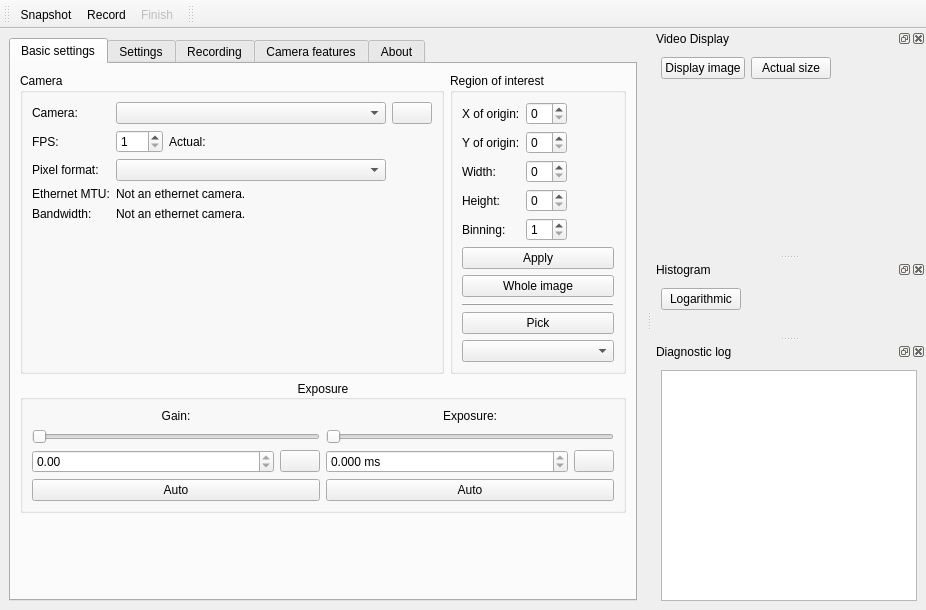
Qt form src/mainwindow.ui (AD-Vega/qarv) before a commit.
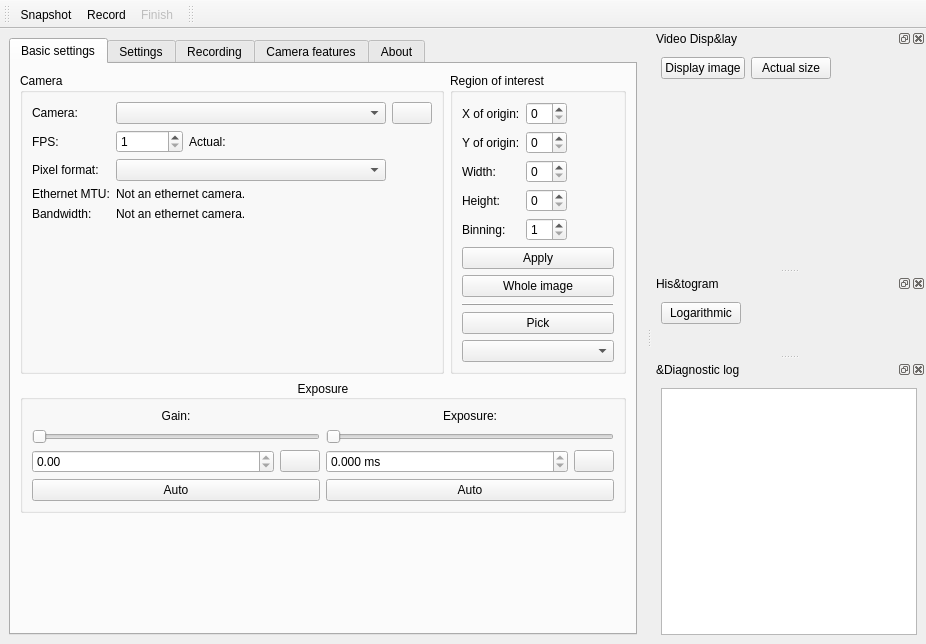
The same form after that commit. Icons and pictures are not drawn. Custom widgets are drawn as their Qt base class.

Diff of the .ui file:
```diff
--- a/src/mainwindow.ui
+++ b/src/mainwindow.ui
@@ -7,7 +7,7 @@
     <x>0</x>
     <y>0</y>
     <width>926</width>
-    <height>610</height>
+    <height>644</height>
    </rect>
   </property>
   <property name="windowTitle">
@@ -139,7 +139,7 @@
                   <number>1</number>
                  </property>
                  <property name="maximum">
-                  <number>999</number>
+                  <number>999999999</number>
                  </property>
                 </widget>
                </item>
@@ -1132,7 +1132,7 @@
   </widget>
   <widget class="QDockWidget" name="videodock">
    <property name="windowTitle">
-    <string>Video Display</string>
+    <string>Video Disp&amp;lay</string>
    </property>
    <attribute name="dockWidgetArea">
     <number>2</number>
@@ -1213,7 +1213,7 @@
   </widget>
   <widget class="QDockWidget" name="histogramdock">
    <property name="windowTitle">
-    <string>Histogram</string>
+    <string>His&amp;togram</string>
    </property>
    <attribute name="dockWidgetArea">
     <number>2</number>
@@ -1270,7 +1270,7 @@
   </widget>
   <widget class="QDockWidget" name="messageDock">
    <property name="windowTitle">
-    <string>Diagnostic log</string>
+    <string>&amp;Diagnostic log</string>
    </property>
    <attribute name="dockWidgetArea">
     <number>2</number>
```
Left out of the diff: 42 changed lines with no effect on the pictures.
